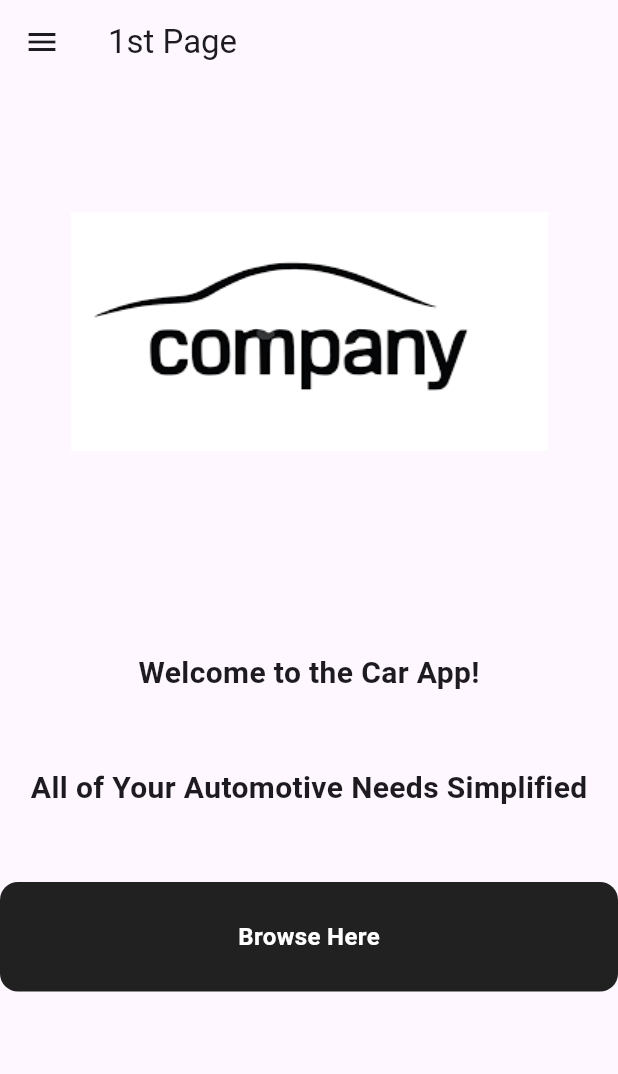
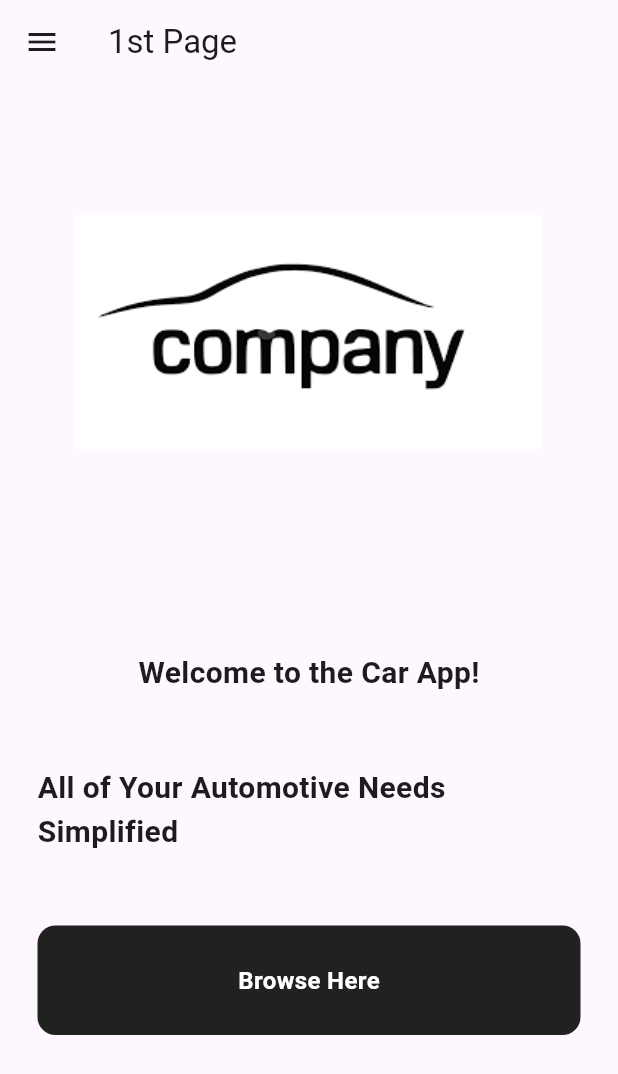
Before and after one commit to wdkp/Car_App, a Flutter app: the screen it shows after launch, on a phone screen of 412 x 824 dp. Shown: the top 1074 px of the screen. Run offline on Flutter 3.47's test engine with Material 3 defaults, Android fonts, the phone set to English and light mode, and no system bars.

```diff
--- a/lib/pages/first_page.dart
+++ b/lib/pages/first_page.dart
@@ -1,5 +1,6 @@
 // ignore_for_file: prefer_const_constructors
 
+import 'package:car_app/pages/home_page.dart';
 import 'package:flutter/material.dart';
 
 class FirstPage extends StatelessWidget {
@@ -10,6 +11,8 @@ class FirstPage extends StatelessWidget {
     return Scaffold(
       appBar: AppBar(title: Text("1st Page")),
       body: Center(
+        child: Padding(
+          padding: const EdgeInsets.symmetric(horizontal:25.0),
           child: Column(
             children: [
               Padding(
@@ -42,7 +45,14 @@ class FirstPage extends StatelessWidget {
 
               const SizedBox(height: 48),
 
-            Container(
+              GestureDetector(
+                onTap:() => Navigator.push(
+                  context,
+                  MaterialPageRoute(
+                    builder: (context) => HomePage(),
+                    ),
+                  ),
+                child: Container(
                   decoration: BoxDecoration(
                     color: Colors.grey[900],
                     borderRadius: BorderRadius.circular(12),
@@ -59,11 +69,14 @@ class FirstPage extends StatelessWidget {
 
                       ),
                   ),
+                ),
               )
 
             ],
           ),
         ),
+      ),
+
       drawer: Drawer(
         backgroundColor: Colors.grey[100],
         child: Column(
```
Lines whose indentation alone changed are shown as unchanged.
